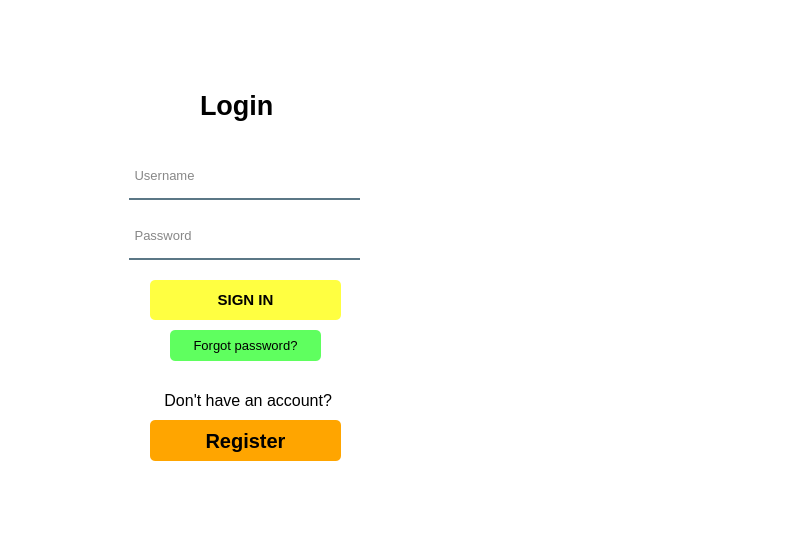
Before: the Qt Designer form untitled/mainwindow.ui in MohamadKhavaran/M2-Massenger, drawn with Qt 5.
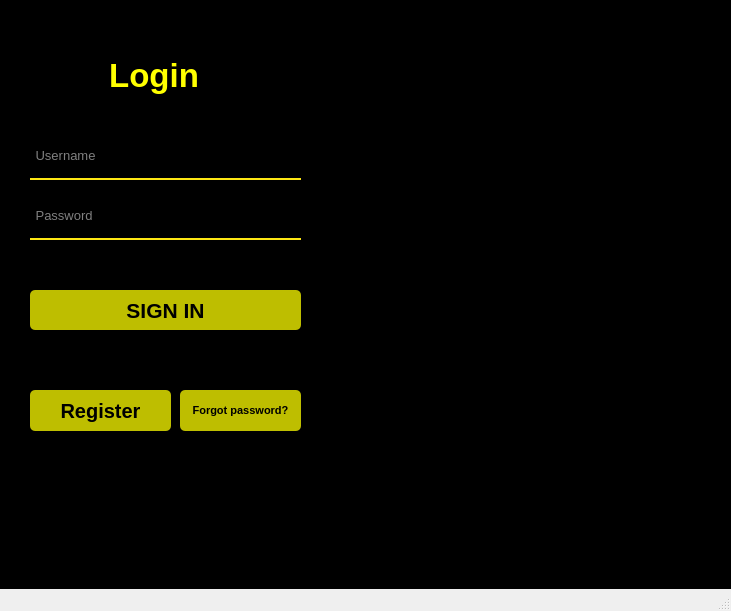
After: the same form once the commit is applied. Icons and pictures are not drawn.

Commit message: some edit in login page and registration form

Patch:
```diff
--- a/untitled/mainwindow.ui
+++ b/untitled/mainwindow.ui
@@ -6,16 +6,15 @@
    <rect>
     <x>0</x>
     <y>0</y>
-    <width>797</width>
-    <height>549</height>
+    <width>731</width>
+    <height>611</height>
    </rect>
   </property>
   <property name="windowTitle">
    <string>MainWindow</string>
   </property>
   <property name="styleSheet">
-   <string notr="true">background-color:rgba(255, 255, 255, 255);
-border-bottom-right-radius: 90px;</string>
+   <string notr="true"/>
   </property>
   <widget class="QWidget" name="centralwidget">
    <widget class="QWidget" name="widget" native="true">
@@ -23,126 +22,42 @@
      <rect>
       <x>0</x>
       <y>0</y>
-      <width>801</width>
-      <height>551</height>
+      <width>731</width>
+      <height>611</height>
      </rect>
     </property>
     <property name="styleSheet">
-     <string notr="true">QPushButton#pushButton{
-	background-color:rgba(255, 255, 0, 190);
-	color:rgba(0, 0, 0, 255);
-	border-radius:5px;
-}
-
-QPushButton#pushButton:hover{
-	background-color:rgba(255, 0, 0, 190);
-
-}
-
-QPushButton#pushButton:pressed{
-	padding-left:5px;
-	padding-top:5px;
-	background-color:rgba(150,123, 111, 255);
-}
-
-
-QPushButton#pushButton_2{
-	background-color:rgba(0, 255, 0, 160);
-	color:rgba(0, 0, 0, 255);
-	border-radius:5px;
-}
-
-QPushButton#pushButton_2:hover{
-	background-color:rgba(0, 0, 255, 190);
-
-}
-
-QPushButton#pushButton_2:pressed{
-	padding-left:5px;
-	padding-top:5px;
-	background-color:rgba(150,123, 111, 255);
-}
-
-
-QPushButton#pushButton_3{
-	background-color:rgba(255, 165, 0, 255);
-	color:rgba(0, 0, 0, 255);
-	border-radius:5px;
-}
-
-QPushButton#pushButton_3:hover{
-	background-color:rgba(245, 150, 150, 255);
-
-}
-
-QPushButton#pushButton_3:pressed{
-	padding-left:5px;
-	padding-top:5px;
-	background-color:rgba(150,123, 111, 255);
-}</string>
+     <string notr="true">background-color:rgba(0, 0, 0, 255);</string>
     </property>
-    <widget class="QLabel" name="label">
-     <property name="geometry">
-      <rect>
-       <x>420</x>
-       <y>70</y>
-       <width>321</width>
-       <height>430</height>
-      </rect>
-     </property>
-     <property name="styleSheet">
-      <string notr="true">border-image: url(:/new/prefix1/telegramLogo.png);
-border-image: url(:/new/prefix1/Downloads/telegramLogo.png);</string>
-     </property>
-     <property name="text">
-      <string/>
-     </property>
-    </widget>
-    <widget class="QLabel" name="label_2">
-     <property name="geometry">
-      <rect>
-       <x>80</x>
-       <y>70</y>
-       <width>341</width>
-       <height>421</height>
-      </rect>
-     </property>
-     <property name="styleSheet">
-      <string notr="true">background-color:rgba(255, 255, 255, 255);
-border-top-left-radius: 50px;</string>
-     </property>
-     <property name="text">
-      <string/>
-     </property>
-    </widget>
     <widget class="QLabel" name="label_3">
      <property name="geometry">
       <rect>
-       <x>200</x>
-       <y>80</y>
-       <width>111</width>
-       <height>51</height>
+       <x>100</x>
+       <y>40</y>
+       <width>131</width>
+       <height>71</height>
       </rect>
      </property>
      <property name="font">
       <font>
-       <pointsize>20</pointsize>
+       <pointsize>25</pointsize>
        <bold>true</bold>
       </font>
      </property>
      <property name="styleSheet">
-      <string notr="true">color:rgba(0, 0, 0, 255);</string>
+      <string notr="true">color:rgb(255,255,0)	;
+</string>
      </property>
      <property name="text">
-      <string>Login</string>
+      <string> Login</string>
      </property>
     </widget>
     <widget class="QLineEdit" name="lineEdit">
      <property name="geometry">
       <rect>
-       <x>129</x>
-       <y>160</y>
-       <width>231</width>
+       <x>30</x>
+       <y>140</y>
+       <width>271</width>
        <height>40</height>
       </rect>
      </property>
@@ -154,8 +69,8 @@
      <property name="styleSheet">
       <string notr="true">bbackground-color:rgba(0, 0, 0, 0);
 border:none;
-border-bottom:2px solid rgba(46, 82, 101, 200);
-color:rgba(0, 0, 0, 240);
+border-bottom:2px solid rgba(254, 231, 21, 1);
+color:rgba(255, 255, 255, 255);
 padding-bottom:7px;</string>
      </property>
      <property name="placeholderText">
@@ -165,9 +80,9 @@
     <widget class="QLineEdit" name="lineEdit_2">
      <property name="geometry">
       <rect>
-       <x>129</x>
-       <y>220</y>
-       <width>231</width>
+       <x>30</x>
+       <y>200</y>
+       <width>271</width>
        <height>40</height>
       </rect>
      </property>
@@ -179,8 +94,8 @@
      <property name="styleSheet">
       <string notr="true">bbackground-color:rgba(0, 0, 0, 0);
 border:none;
-border-bottom:2px solid rgba(46, 82, 101, 200);
-color:rgba(0, 0, 0, 240);
+border-bottom:2px solid rgba(254, 231, 21, 1);
+color:rgba(255, 255, 255, 255);
 padding-bottom:7px;</string>
      </property>
      <property name="echoMode">
@@ -193,18 +108,36 @@
     <widget class="QPushButton" name="pushButton">
      <property name="geometry">
       <rect>
-       <x>150</x>
-       <y>280</y>
-       <width>191</width>
+       <x>30</x>
+       <y>290</y>
+       <width>271</width>
        <height>40</height>
       </rect>
      </property>
      <property name="font">
       <font>
-       <pointsize>11</pointsize>
+       <pointsize>16</pointsize>
        <bold>true</bold>
       </font>
      </property>
+     <property name="styleSheet">
+      <string notr="true">QPushButton#pushButton{
+	background-color:rgba(255, 255, 0, 190);
+	color:rgba(0, 0, 0, 255);
+	border-radius:5px;
+}
+
+QPushButton#pushButton:hover{
+	background-color:rgba(255, 163, 81, 255);
+
+}
+
+QPushButton#pushButton:pressed{
+	padding-left:5px;
+	padding-top:5px;
+	background-color:rgba(150,123, 111, 255);
+}</string>
+     </property>
      <property name="text">
       <string>SIGN IN</string>
      </property>
@@ -212,48 +145,46 @@
     <widget class="QPushButton" name="pushButton_2">
      <property name="geometry">
       <rect>
-       <x>170</x>
-       <y>330</y>
-       <width>151</width>
-       <height>31</height>
+       <x>180</x>
+       <y>390</y>
+       <width>121</width>
+       <height>41</height>
       </rect>
      </property>
      <property name="font">
       <font>
-       <pointsize>10</pointsize>
+       <pointsize>8</pointsize>
+       <bold>true</bold>
       </font>
      </property>
+     <property name="styleSheet">
+      <string notr="true">QPushButton#pushButton_2{
+	background-color:rgba(255, 255, 0, 190);
+	color:rgba(0, 0, 0, 255);
+	border-radius:5px;
+}
+
+QPushButton#pushButton_2:hover{
+	background-color:rgba(255, 163, 81, 255);
+
+}
+
+QPushButton#pushButton_2:pressed{
+	padding-left:5px;
+	padding-top:5px;
+	background-color:rgba(150,123, 111, 255);
+}</string>
+     </property>
      <property name="text">
       <string>Forgot password?</string>
      </property>
     </widget>
-    <widget class="QLabel" name="label_4">
-     <property name="geometry">
-      <rect>
-       <x>160</x>
-       <y>390</y>
-       <width>211</width>
-       <height>20</height>
-      </rect>
-     </property>
-     <property name="font">
-      <font>
-       <pointsize>12</pointsize>
-      </font>
-     </property>
-     <property name="styleSheet">
-      <string notr="true">color:rgba(0, 0, 0, 255);</string>
-     </property>
-     <property name="text">
-      <string> Don't have an account?</string>
-     </property>
-    </widget>
     <widget class="QPushButton" name="pushButton_3">
      <property name="geometry">
       <rect>
-       <x>150</x>
-       <y>420</y>
-       <width>191</width>
+       <x>30</x>
+       <y>390</y>
+       <width>141</width>
        <height>41</height>
       </rect>
      </property>
@@ -263,10 +194,44 @@
        <bold>true</bold>
       </font>
      </property>
+     <property name="styleSheet">
+      <string notr="true">QPushButton#pushButton_3{
+	background-color:rgba(255, 255, 0, 190);
+	color:rgba(0, 0, 0, 255);
+	border-radius:5px;
+}
+
+QPushButton#pushButton_3:hover{
+	background-color:rgba(255, 163, 81, 255);
+
+}
+
+QPushButton#pushButton_3:pressed{
+	padding-left:5px;
+	padding-top:5px;
+	background-color:rgba(150,123, 111, 255);
+}</string>
+     </property>
      <property name="text">
       <string>Register</string>
      </property>
     </widget>
+    <widget class="QLabel" name="label">
+     <property name="geometry">
+      <rect>
+       <x>350</x>
+       <y>90</y>
+       <width>311</width>
+       <height>351</height>
+      </rect>
+     </property>
+     <property name="styleSheet">
+      <string notr="true">border-image: url(:/new/prefix1/Downloads/telegramlogo2.png);</string>
+     </property>
+     <property name="text">
+      <string/>
+     </property>
+    </widget>
    </widget>
   </widget>
   <widget class="QStatusBar" name="statusbar"/>
```
The commit also changes 15 other files.
